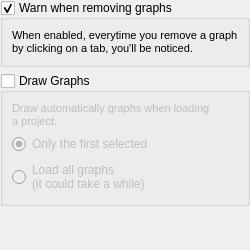
Before: the Qt Designer form ui/generalpage.ui in romeoxbm/depgraphv, drawn with Qt 5.
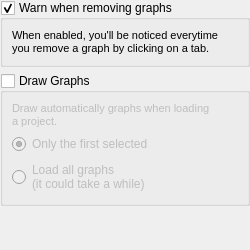
After: the same form once the commit is applied.

Diff of the .ui file:
```diff
--- a/ui/generalpage.ui
+++ b/ui/generalpage.ui
@@ -76,7 +76,7 @@
             </font>
            </property>
            <property name="text">
-            <string>When enabled, everytime you remove a graph by clicking on a tab, you'll be noticed.</string>
+            <string>When enabled, you'll be noticed everytime you remove a graph by clicking on a tab.</string>
            </property>
            <property name="scaledContents">
             <bool>true</bool>
```
